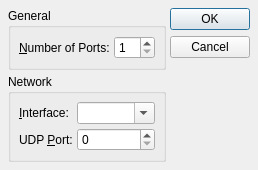
This is src/qmidinetOptionsForm.ui in rncbc/qmidinet as Qt 5 draws it before an edit. The edited form follows.
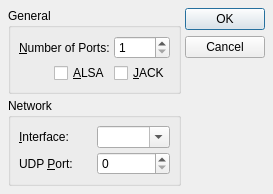
This is the edited form. Icons and pictures are not drawn.

Commit message: - Enabling ALSA MIDI and/or JACK MIDI devices is now optional.

Patch:
```diff
--- a/src/qmidinetOptionsForm.ui
+++ b/src/qmidinetOptionsForm.ui
@@ -26,8 +26,8 @@
    <rect>
     <x>0</x>
     <y>0</y>
-    <width>251</width>
-    <height>158</height>
+    <width>273</width>
+    <height>183</height>
    </rect>
   </property>
   <property name="windowTitle">
@@ -37,9 +37,9 @@
    <iconset resource="qmidinet.qrc">
     <normaloff>:/images/qmidinet.png</normaloff>:/images/qmidinet.png</iconset>
   </property>
-  <layout class="QHBoxLayout" name="horizontalLayout">
+  <layout class="QHBoxLayout">
    <item>
-    <layout class="QVBoxLayout" name="verticalLayout">
+    <layout class="QVBoxLayout">
      <item>
       <widget class="QGroupBox" name="GeneralGroupBox">
        <property name="title">
@@ -48,7 +48,7 @@
        <property name="flat">
         <bool>true</bool>
        </property>
-       <layout class="QFormLayout">
+       <layout class="QGridLayout">
         <item row="0" column="0">
          <widget class="QLabel" name="NumPortsTextLabel">
           <property name="text">
@@ -75,6 +75,37 @@
           </property>
          </widget>
         </item>
+        <item row="1" column="0" colspan="2">
+         <layout class="QHBoxLayout">
+          <item>
+           <spacer name="horizontalSpacer">
+            <property name="orientation">
+             <enum>Qt::Horizontal</enum>
+            </property>
+            <property name="sizeHint" stdset="0">
+             <size>
+              <width>28</width>
+              <height>20</height>
+             </size>
+            </property>
+           </spacer>
+          </item>
+          <item>
+           <widget class="QCheckBox" name="AlsaMidiCheckBox">
+            <property name="text">
+             <string>&amp;ALSA</string>
+            </property>
+           </widget>
+          </item>
+          <item>
+           <widget class="QCheckBox" name="JackMidiCheckBox">
+            <property name="text">
+             <string>&amp;JACK</string>
+            </property>
+           </widget>
+          </item>
+         </layout>
+        </item>
        </layout>
       </widget>
      </item>
@@ -86,7 +117,7 @@
        <property name="flat">
         <bool>true</bool>
        </property>
-       <layout class="QFormLayout">
+       <layout class="QGridLayout">
         <item row="0" column="0">
          <widget class="QLabel" name="InterfaceTextLabel">
           <property name="text">
```
Left out of the diff: 2 changed lines with no effect on the pictures. The commit also changes 5 other files.
